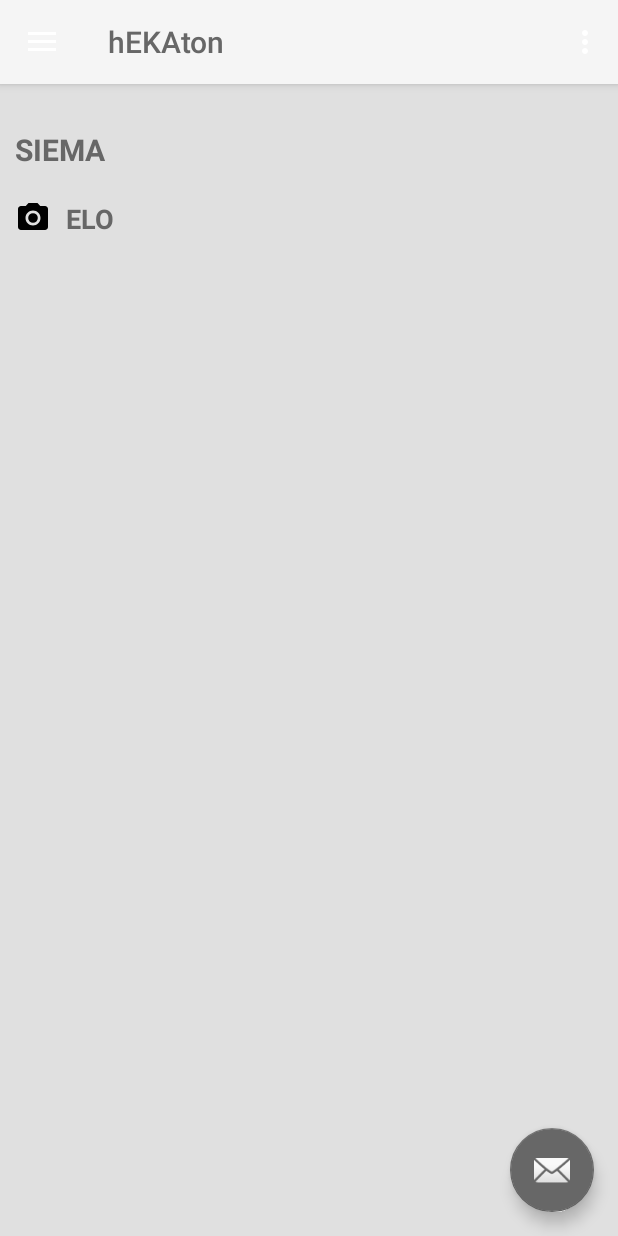
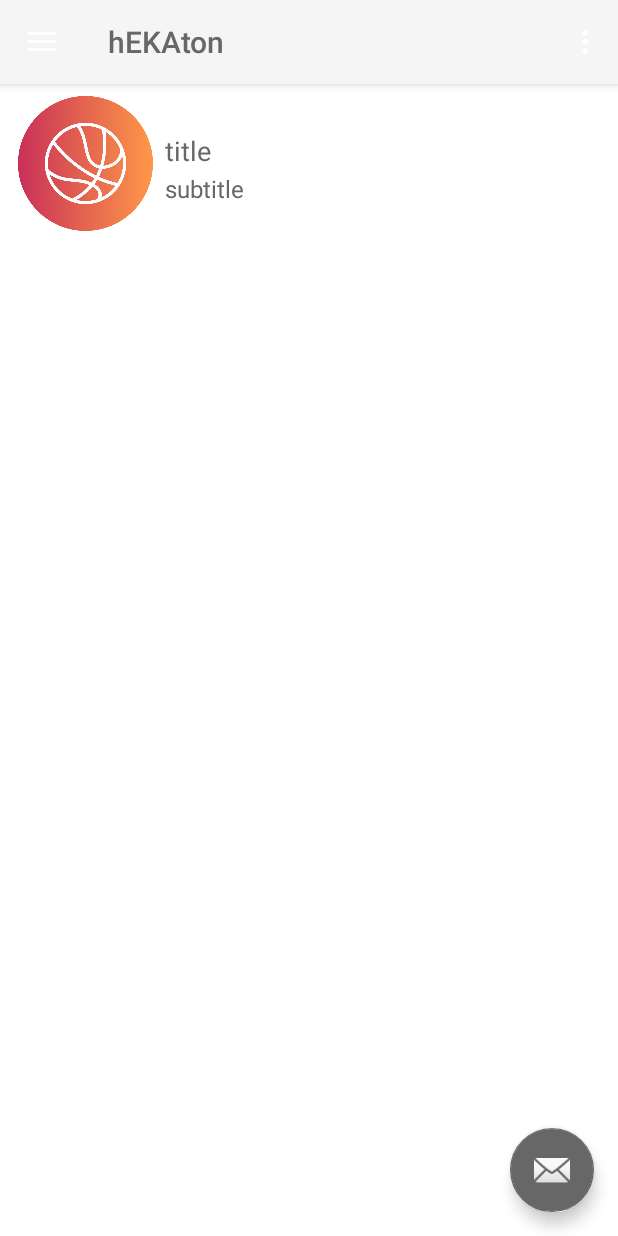
Before and after one commit to ikurek/hEKAton, an Android app: the screen it shows after launch (MainActivity), on a phone screen of 412 x 824 dp. Run offline under Robolectric (Android 15) with nearby library versions, the phone set to English and light mode, and no system bars; libraries missing offline, so code that uses them is left out: com.google.maps.android, com.sothree.slidinguppanel; plain views replace SlidingUpPanelLayout; 4 statements that could not run were skipped.

Commit message:
bud fixes

```diff
--- a/app/src/main/res/layout/map_fragment.xml
+++ b/app/src/main/res/layout/map_fragment.xml
@@ -19,71 +19,67 @@
         sothree:umanoShadowHeight="4dp">
 
         <View
+            android:id="@+id/event_contentView"
             android:layout_width="match_parent"
             android:layout_height="match_parent"
             android:gravity="center" />
 
-        <LinearLayout
-            android:layout_height="match_parent"
-            android:layout_width="match_parent"
-            android:weightSum="12"
-            xmlns:android="http://schemas.android.com/apk/res/android">
-
-            <RelativeLayout
-                android:id="@+id/dragView"
+            <LinearLayout
+                android:id="@+id/event_linear"
                 android:layout_width="match_parent"
                 android:layout_height="match_parent"
+                android:background="@android:color/white"
                 android:clickable="true"
-                android:focusable="false"
-                android:background="@color/colorPrimaryDark"
-                android:orientation="vertical">
+                android:orientation="horizontal">
 
-                <TextView
-                    android:id="@+id/nameTextView"
-                    android:layout_width="match_parent"
-                    android:layout_height="wrap_content"
+                 <ImageView
+                    android:id="@+id/map_event_imageView"
+                    android:layout_width="90dp"
+                    android:layout_height="90dp"
                     android:layout_alignParentStart="true"
-                    android:layout_alignTop="@+id/transparentTopSliderView"
-                    android:layout_below="@id/transparentTopSliderView"
-                    android:layout_marginStart="10dp"
-                    android:layout_marginTop="10dp"
-                    android:layout_toStartOf="@+id/clubPhotoCircleImageView"
-                    android:paddingTop="20dp"
-                    android:text="SIEMA"
-                    android:textColor="@color/colorAccent"
-                    android:textSize="20sp"
-                    android:textStyle="bold" />
+                    android:layout_centerVertical="true"
+                    android:layout_marginBottom="8dp"
+                    android:layout_marginTop="8dp"
+                    android:scaleType="centerInside"
+                    android:src="@drawable/basketball"
+                    android:layout_marginLeft="12dp"/>
 
-                <ImageView
-                    android:id="@+id/arrowUpImageView"
-                    android:layout_width="wrap_content"
-                    android:layout_height="wrap_content"
-                    android:layout_alignParentStart="true"
-                    android:layout_below="@id/nameTextView"
-                    android:layout_marginStart="10dp"
-                    android:paddingTop="20dp"
-                    android:src="@drawable/ic_menu_camera" />
-
-                <TextView
-                    android:id="@+id/moreInfoTextView"
+                <LinearLayout
+                    android:id="@+id/map_event_text_layout"
                     android:layout_width="match_parent"
                     android:layout_height="match_parent"
-                    android:layout_below="@+id/nameTextView"
-                    android:layout_marginStart="10dp"
-                    android:layout_toEndOf="@id/arrowUpImageView"
-                    android:layout_toStartOf="@+id/clubPhotoCircleImageView"
-                    android:paddingTop="20dp"
-                    android:text="ELO"
-                    android:textColor="@color/colorAccent"
-                    android:textSize="18sp"
-                    android:textStyle="bold" />
+                    android:layout_centerVertical="true"
+                    android:layout_marginTop="32dp"
+                    android:orientation="vertical">
 
 
-            </RelativeLayout>
+                    <TextView
+                        android:id="@+id/map_event_title"
+                        android:layout_width="wrap_content"
+                        android:layout_height="wrap_content"
+                        android:layout_marginLeft="8dp"
+                        android:layout_marginRight="8dp"
+                        android:text="title "
+                        android:textSize="18sp" />
+
+                    <TextView
+                        android:id="@+id/map_event_subtitle"
+                        android:layout_width="wrap_content"
+                        android:layout_height="wrap_content"
+                        android:layout_below="@+id/event_title"
+                        android:layout_marginLeft="8dp"
+                        android:layout_marginRight="8dp"
+                        android:layout_marginTop="2dp"
+                        android:ellipsize="end"
+                        android:maxLines="3"
+                        android:text="subtitle"
+                        android:textSize="16sp" />
 
 
+                </LinearLayout>
 
-        </LinearLayout>
+            </LinearLayout>
+
     </com.sothree.slidinguppanel.SlidingUpPanelLayout>
 
 </RelativeLayout>
```
Also changed, not shown: app/src/main/java/dzikiekuny/com/hekaton/Models/Event.java (+6 -1 lines), app/src/main/java/dzikiekuny/com/hekaton/fragments/MapFragment.java (+31 -18 lines), app/src/main/java/dzikiekuny/com/hekaton/model/Place.java (+8 -10 lines).
